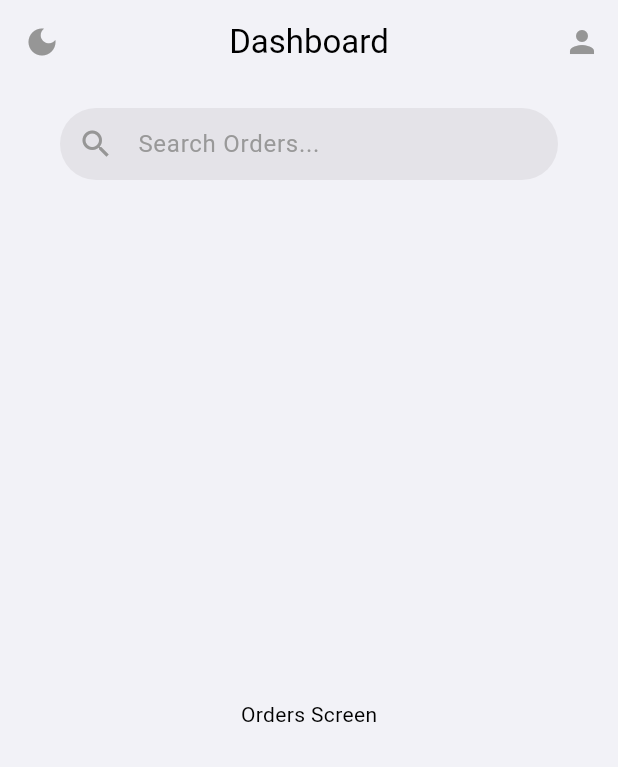
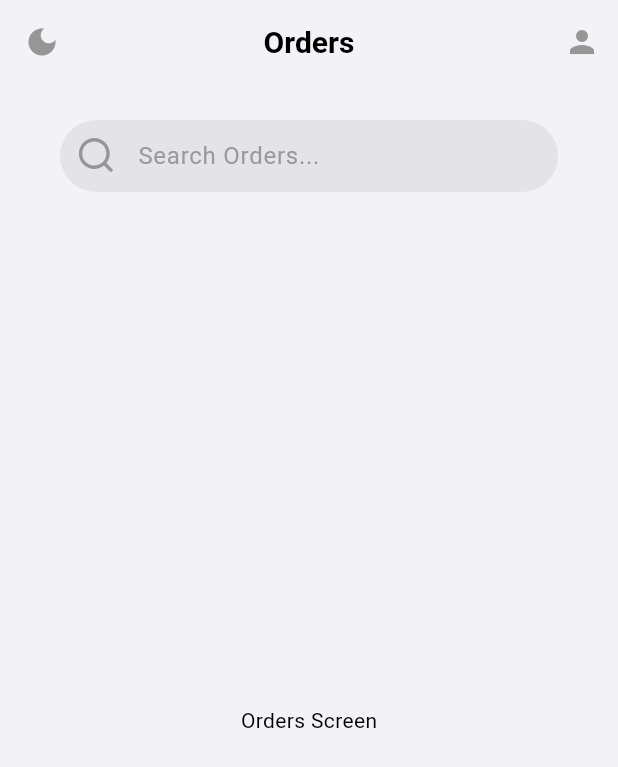
Before and after one commit to SimpliMinimalist/dozo, a Flutter app: the screen it shows after launch, on a phone screen of 412 x 824 dp. Shown: the top 767 px of the screen. Run offline on Flutter 3.47's test engine with Material 3 defaults, Android fonts, the phone set to English and light mode, and no system bars; our stand-ins replace flutter_svg.

Commit message:
feat: add custom search icon and fix visibility issues

```diff
--- a/lib/app.dart
+++ b/lib/app.dart
@@ -21,7 +21,7 @@ class MyApp extends StatelessWidget {
           home: Scaffold(
             appBar: AppBar(
               centerTitle: true,
-              title: const Text('Dashboard'),
+              title: const Text('Orders'),
               leading: IconButton(
                   icon: Icon(themeProvider.themeMode == ThemeMode.dark ? Icons.light_mode : Icons.dark_mode),
                   onPressed: () => themeProvider.toggleTheme(),
--- a/lib/core/themes/dark_theme.dart
+++ b/lib/core/themes/dark_theme.dart
@@ -9,6 +9,7 @@ final darkTheme = ThemeData(
     backgroundColor: topAppBarDark,
     elevation: 0,
     iconTheme: IconThemeData(color: iconDark),
+    titleTextStyle: TextStyle(color: textDark, fontSize: 20, fontWeight: FontWeight.bold)
   ),
   colorScheme: const ColorScheme.dark(
     primary: primaryDark,
--- a/lib/core/themes/light_theme.dart
+++ b/lib/core/themes/light_theme.dart
@@ -10,6 +10,7 @@ final lightTheme = ThemeData(
     backgroundColor: topAppBarLight,
     elevation: 0,
     iconTheme: IconThemeData(color: iconLight),
+    titleTextStyle: TextStyle(color: textLight, fontSize: 20, fontWeight: FontWeight.bold)
   ),
   colorScheme: const ColorScheme.light(
     primary: primaryLight,
--- a/lib/features/orders/presentation/widgets/search_bar.dart
+++ b/lib/features/orders/presentation/widgets/search_bar.dart
@@ -1,5 +1,6 @@
 import 'package:flutter/material.dart';
-import 'package:myapp/core/themes/colors.dart';
+import 'package:flutter_svg/flutter_svg.dart';
+import 'package:myapp/core/themes/colors.dart'; // Direct import of colors
 
 class OrdersSearchBar extends StatelessWidget {
   const OrdersSearchBar({super.key});
@@ -11,15 +12,22 @@ class OrdersSearchBar extends StatelessWidget {
         isDarkMode ? searchBarBackgroundDark : searchBarBackgroundLight;
     final searchBarPlaceholderColor =
         isDarkMode ? searchBarPlaceholderDark : searchBarPlaceholderLight;
+    // Using the color constants directly
     final searchBarIconColor = isDarkMode ? iconDark : iconLight;
 
     return Padding(
-      padding: const EdgeInsets.fromLTRB(40.0, 16.0, 40.0, 8.0),
+      padding: const EdgeInsets.fromLTRB(40.0, 24.0, 40.0, 8.0),
       child: TextField(
         decoration: InputDecoration(
           hintText: 'Search Orders...',
           hintStyle: TextStyle(color: searchBarPlaceholderColor),
-          prefixIcon: Icon(Icons.search, color: searchBarIconColor),
+          prefixIcon: Padding(
+            padding: const EdgeInsets.all(12.0),
+            child: SvgPicture.asset(
+              'assets/icons/search.svg',
+              colorFilter: ColorFilter.mode(searchBarIconColor, BlendMode.srcIn),
+            ),
+          ),
           filled: true,
           fillColor: searchBarBackgroundColor,
           contentPadding:
--- a/pubspec.yaml
+++ b/pubspec.yaml
@@ -12,6 +12,7 @@ dependencies:
     sdk: flutter
   cupertino_icons: ^1.0.8
   provider: ^6.1.5+1
+  flutter_svg: ^2.2.2
 
 dev_dependencies:
   flutter_test:
@@ -20,3 +21,5 @@ dev_dependencies:
 
 flutter:
   uses-material-design: true
+  assets:
+    - assets/icons/
```
Also changed, not shown: lib/core/themes/theme_extension.dart (+7 -5 lines), assets/icons/search.svg (added), pubspec.lock.
